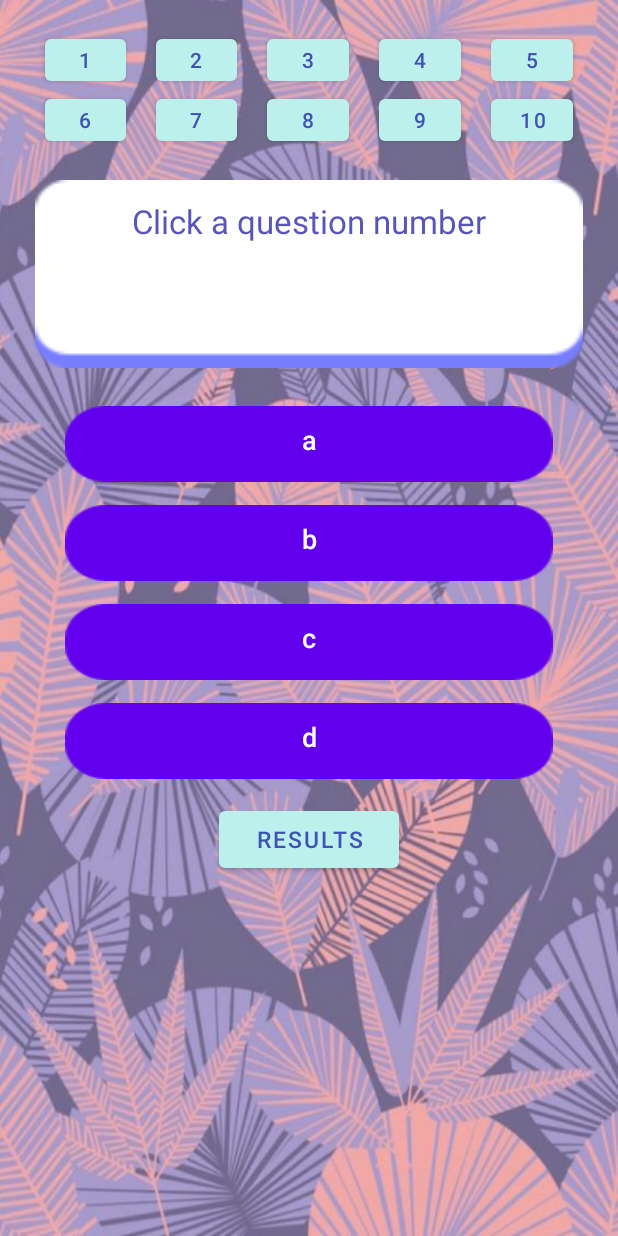
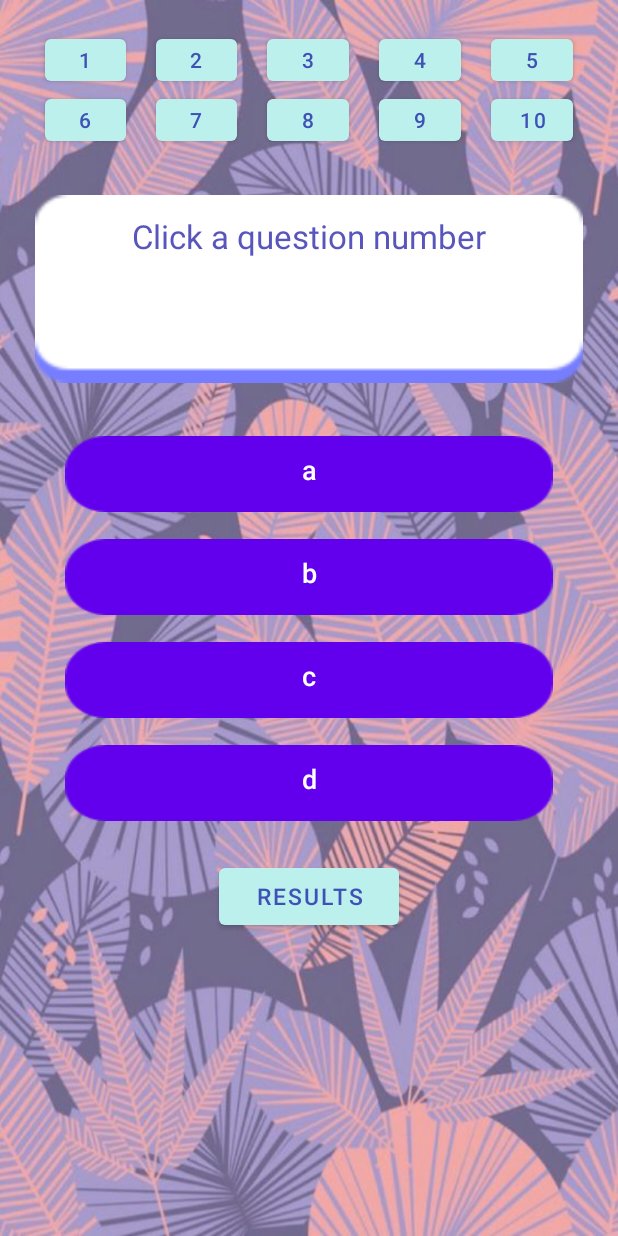
Before and after one commit to tishttash/IM2073-Mobile-App, an Android app: the MainActivity screen opened directly, with no data from a screen before it, on a phone screen of 412 x 824 dp. Run offline under Robolectric (Android 15) with nearby library versions, the phone set to English and light mode, and no system bars.

Commit message:
edited ui

```diff
--- a/app/src/main/res/layout/activity_main.xml
+++ b/app/src/main/res/layout/activity_main.xml
@@ -169,7 +169,7 @@
         android:layout_width="365dp"
         android:layout_height="125dp"
         android:layout_gravity="center"
-        android:layout_marginTop="10dp"
+        android:layout_marginTop="20dp"
         android:background="@drawable/bgpurple"
         android:gravity="center"
         android:orientation="vertical">
@@ -193,7 +193,7 @@
         android:layout_width="325dp"
         android:layout_height="wrap_content"
         android:layout_gravity="center"
-        android:layout_marginTop="25dp"
+        android:layout_marginTop="35dp"
         android:background="@drawable/bgbtn"
         android:paddingBottom="10dp"
         android:text="a"
@@ -209,7 +209,7 @@
         android:layout_width="325dp"
         android:layout_height="wrap_content"
         android:layout_gravity="center"
-        android:layout_marginTop="15dp"
+        android:layout_marginTop="18dp"
         android:background="@drawable/bgbtn"
         android:paddingBottom="10dp"
         android:text="b"
@@ -224,7 +224,7 @@
         android:layout_width="325dp"
         android:layout_height="wrap_content"
         android:layout_gravity="center"
-        android:layout_marginTop="15dp"
+        android:layout_marginTop="18dp"
         android:background="@drawable/bgbtn"
         android:paddingBottom="10dp"
         android:text="c"
@@ -239,7 +239,7 @@
         android:layout_width="325dp"
         android:layout_height="wrap_content"
         android:layout_gravity="center"
-        android:layout_marginTop="15dp"
+        android:layout_marginTop="18dp"
         android:background="@drawable/bgbtn"
         android:paddingBottom="10dp"
         android:text="d"
@@ -253,7 +253,7 @@
         android:layout_width="120dp"
         android:layout_height="50dp"
         android:layout_gravity="center"
-        android:layout_marginTop="15dp"
+        android:layout_marginTop="25dp"
         android:text="Results"
         android:textColor="@color/colorPrimary"
         android:textSize="15sp"
```
